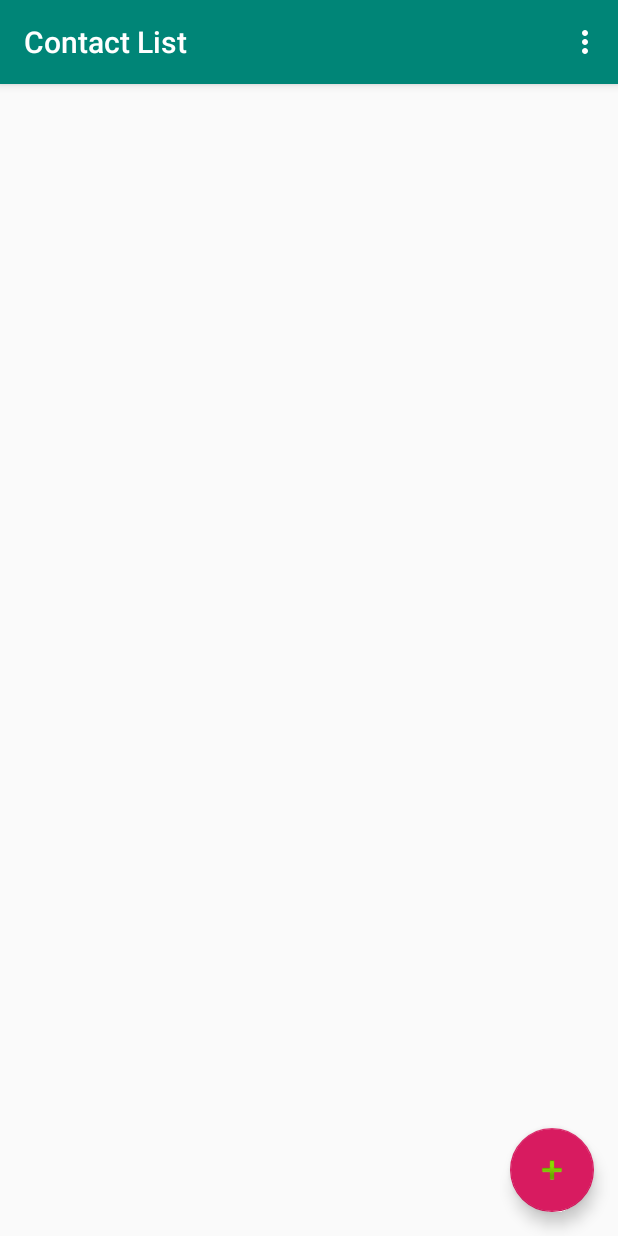
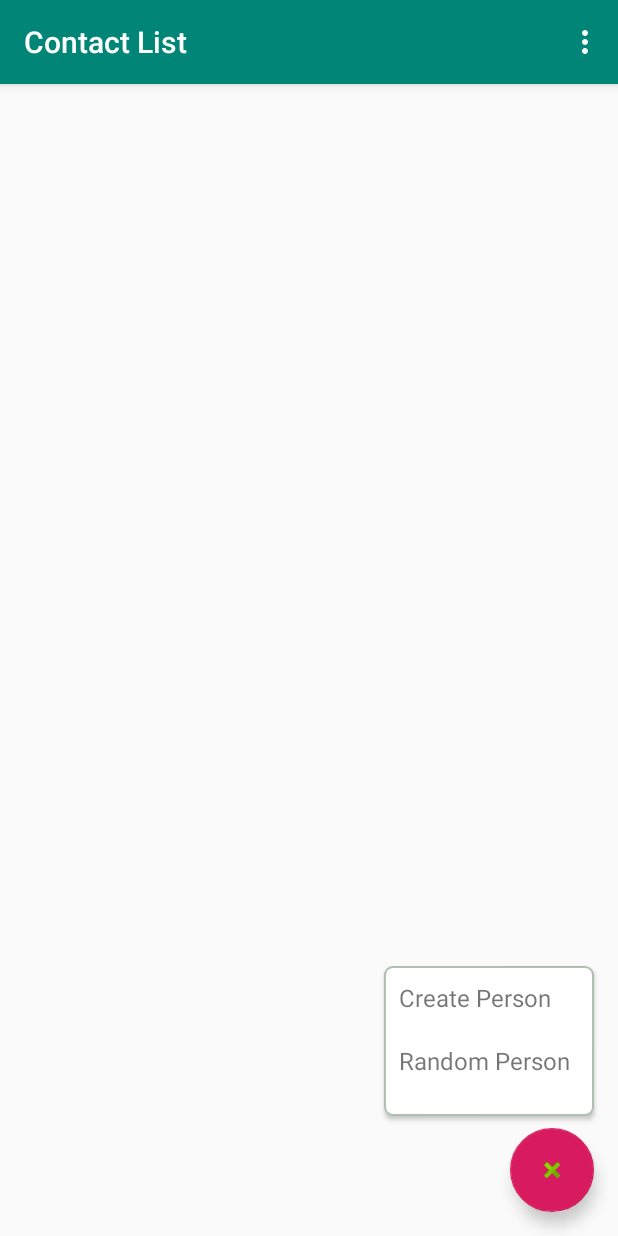
Before and after one commit to wmontgom85/PersonsRepo, an Android app: the screen it shows after launch (MainActivity), after a tap on an icon or button, on a phone screen of 412 x 824 dp. Run offline under Robolectric (Android 15) with nearby library versions, the phone set to English and light mode, and no system bars; our stand-ins replace Dagger/Hilt's generated code, Picasso, Room's generated code; pictures from the network do not load.

Commit message:
adding fab menu

```diff
--- a/app/src/main/java/com/wmontgom/personsrepo/Extensions.kt
+++ b/app/src/main/java/com/wmontgom/personsrepo/Extensions.kt
@@ -1,5 +1,6 @@
 package com.wmontgom.personsrepo
 
+import android.content.res.Resources
 import android.view.LayoutInflater
 import android.view.View
 import android.view.ViewGroup
@@ -8,3 +9,22 @@ import androidx.annotation.LayoutRes
 fun ViewGroup.inflate(@LayoutRes layoutRes: Int, attachToRoot: Boolean = false): View {
     return LayoutInflater.from(context).inflate(layoutRes, this, attachToRoot)
 }
+
+internal fun View.newWidth(w: Int) {
+    val layoutParams = this.layoutParams
+    layoutParams.width = w
+    this.layoutParams = layoutParams
+}
+
+internal fun View.newHeight(h: Int) {
+    val layoutParams = this.layoutParams
+    layoutParams.height = h
+    this.layoutParams = layoutParams
+}
+
+internal fun Int.dp(): Int {
+    return (this / Resources.getSystem().displayMetrics.density).toInt()
+}
+internal fun Int.px(): Int {
+    return (this * Resources.getSystem().displayMetrics.density).toInt()
+}
--- a/app/src/main/java/com/wmontgom/personsrepo/MainActivity.kt
+++ b/app/src/main/java/com/wmontgom/personsrepo/MainActivity.kt
@@ -1,5 +1,7 @@
 package com.wmontgom.personsrepo
 
+import android.animation.AnimatorSet
+import android.animation.LayoutTransition
 import android.app.AlertDialog
 import android.app.Application
 import android.os.Bundle
@@ -27,6 +29,9 @@ import kotlinx.android.synthetic.main.activity_main.*
 import kotlinx.android.synthetic.main.content_main.*
 import kotlinx.coroutines.*
 import kotlin.coroutines.CoroutineContext
+import android.animation.ValueAnimator
+import android.view.animation.LinearInterpolator
+
 
 // @TODO implement swipe to delete
 // @TODO allow manual inputting of a person
@@ -78,13 +83,20 @@ class MainActivity : AppCompatActivity(), CoroutineScope {
 
                 val dialog: AlertDialog = builder.create()
 
+                loading.visibility = View.GONE
                 dialog.show()
             }
         })
 
-        fab.setOnClickListener { view ->
-            personsViewModel.getRandomPerson()
-        }
+
+        // throttle the fab so that the animation can complete before another click is available
+        val menuAction: (View) -> Unit = throttleFirst(350L, MainScope(), this::hideShowActionMenu)
+        fab.setOnClickListener(menuAction)
+
+        // throttle person creation actions
+        val personActon: (View) -> Unit = throttleFirst(500L, MainScope(), this::createUser)
+        create_action.setOnClickListener(personActon)
+        random_action.setOnClickListener(personActon)
     }
 
     override fun onDestroy() {
@@ -108,6 +120,54 @@ class MainActivity : AppCompatActivity(), CoroutineScope {
         }
     }
 
+    fun hideShowActionMenu(v : View) {
+        if (action_menu.width > 0) {
+            hideActionMenu()
+        } else {
+            showActionMenu()
+        }
+    }
+
+    fun showActionMenu() {
+        if (action_menu.width == 0) {
+            animateActionMenu(0, 140.px(), 0, 100.px(), 0f, -45f)
+        }
+    }
+
+    fun hideActionMenu() {
+        if (action_menu.width > 0) {
+            animateActionMenu(140.px(), 0, 100.px(), 0, -45f, 0f)
+        }
+    }
+
+    fun animateActionMenu(ws: Int, we: Int, hs: Int, he: Int, rs: Float, re: Float) {
+        val wa = ValueAnimator.ofInt(ws, we)
+        wa.addUpdateListener { action_menu.newWidth(it.animatedValue as Int) }
+
+        val ha = ValueAnimator.ofInt(hs, he)
+        ha.addUpdateListener { action_menu.newHeight(it.animatedValue as Int) }
+
+        val ra = ValueAnimator.ofFloat(rs, re)
+        ra.addUpdateListener { fab.rotation = it.animatedValue as Float }
+
+        val animset = AnimatorSet()
+        animset.play(wa).with(ha).with(ra)
+        animset.duration = 300
+        animset.start()
+    }
+
+    fun createUser(v: View) {
+        hideActionMenu()
+
+        if (v == create_action) {
+
+        } else {
+            // generate random user
+            loading.visibility = View.VISIBLE
+            personsViewModel.getRandomPerson()
+        }
+    }
+
     /**
      * Adds the new person to the DB (if exists) and refreshes the persons list
      * @param Person?
@@ -126,6 +186,8 @@ class MainActivity : AppCompatActivity(), CoroutineScope {
             }
 
             query.await()
+
+            loading.visibility = View.GONE
 
             // update recycler view
             adapter.notifyDataSetChanged()
@@ -175,7 +237,6 @@ class MainActivity : AppCompatActivity(), CoroutineScope {
                 avatar?.visibility = View.INVISIBLE
             }
 
-
             name.text = String.format("%s %s", p.firstName?.capitalize(), p.lastName?.capitalize())
             address.text = p.buildAddress().capitalize()
             phone.text = p.phone
--- /dev/null
+++ b/app/src/main/res/drawable/border_5dp_b0bfb3_s_fff_b.xml
@@ -0,0 +1,6 @@
+<?xml version="1.0" encoding="utf-8"?>
+<shape xmlns:android="http://schemas.android.com/apk/res/android">
+    <corners android:radius="5dp" />
+    <stroke android:color="#b0bfb3" android:width="1dp"/>
+    <solid android:color="#ffffff" />
+</shape>
--- a/app/src/main/res/layout/activity_main.xml
+++ b/app/src/main/res/layout/activity_main.xml
@@ -31,4 +31,45 @@
         android:layout_margin="@dimen/fab_margin"
         app:srcCompat="@android:drawable/ic_input_add" />
 
+    <LinearLayout
+            android:id="@+id/action_menu"
+            android:layout_width="0dp"
+            android:layout_height="0dp"
+            android:orientation="vertical"
+            android:background="@drawable/border_5dp_b0bfb3_s_fff_b"
+            android:padding="10dp"
+            android:elevation="2dp"
+            android:layout_marginBottom="80dp"
+            android:layout_marginEnd="16dp"
+            app:layout_anchor="@id/fab"
+            app:layout_anchorGravity="end">
+
+        <TextView
+                android:id="@+id/create_action"
+                android:layout_width="wrap_content"
+                android:layout_height="wrap_content"
+                android:text="Create Person"
+                android:textSize="16sp"
+                android:maxLines="1"/>
+
+        <TextView
+                android:id="@+id/random_action"
+                android:layout_width="wrap_content"
+                android:layout_height="wrap_content"
+                android:text="Random Person"
+                android:layout_marginTop="20dp"
+                android:textSize="16sp"
+                android:maxLines="1"/>
+
+    </LinearLayout>
+
+    <ProgressBar
+            android:id="@+id/loading"
+            style="?android:attr/progressBarStyleLarge"
+            android:layout_width="wrap_content"
+            android:layout_height="wrap_content"
+            android:layout_gravity="center_vertical|center_horizontal"
+            android:visibility="gone">
+    </ProgressBar>
+
 </androidx.coordinatorlayout.widget.CoordinatorLayout>
```
Also changed, not shown: app/src/main/java/com/wmontgom/personsrepo/Debounce.kt (added, +75 -0 lines).
